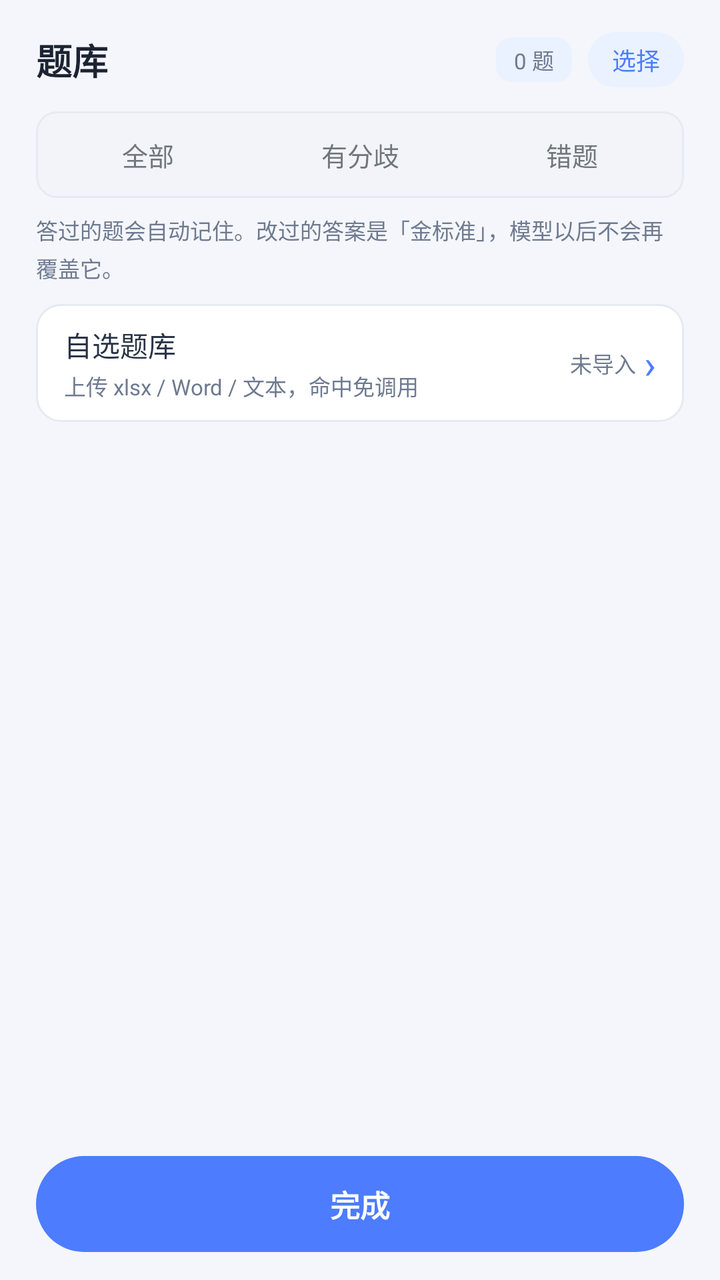
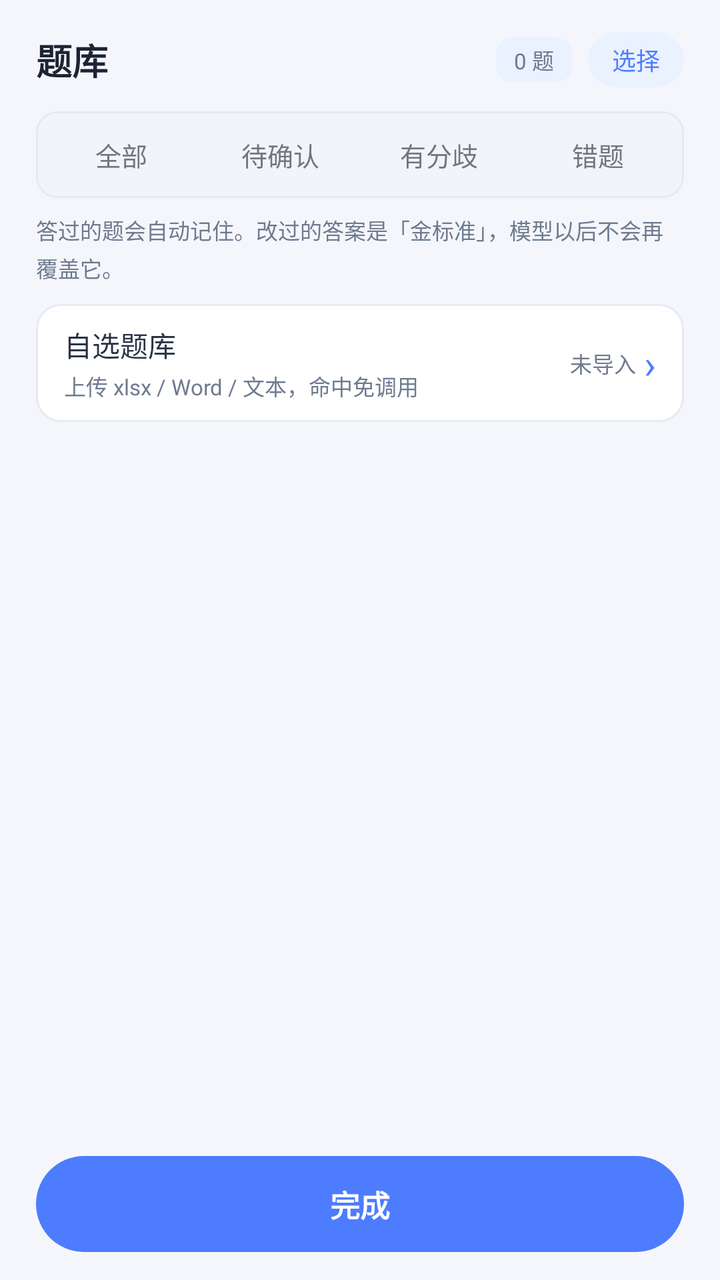

Compare the two renders of this Android layout. The source of the first and the diff that turns it into the second are given below.
<!-- AndroidManifest.xml: application theme AppTheme -->
<!-- res/layout/dialog_bank.xml -->
<?xml version="1.0" encoding="utf-8"?>
<LinearLayout xmlns:android="http://schemas.android.com/apk/res/android"
    android:layout_width="match_parent"
    android:layout_height="match_parent"
    android:orientation="vertical"
    android:paddingStart="18dp"
    android:paddingTop="16dp"
    android:paddingEnd="18dp"
    android:paddingBottom="14dp">

    <LinearLayout
        android:layout_width="match_parent"
        android:layout_height="wrap_content"
        android:gravity="center_vertical"
        android:orientation="horizontal">

        <TextView
            android:layout_width="0dp"
            android:layout_height="wrap_content"
            android:layout_weight="1"
            android:text="题库"
            android:textColor="@color/text_primary"
            android:textSize="18sp"
            android:textStyle="bold" />

        <TextView
            android:id="@+id/tvBankCount"
            android:layout_width="wrap_content"
            android:layout_height="wrap_content"
            android:background="@drawable/badge_bg"
            android:paddingStart="9dp"
            android:paddingTop="3dp"
            android:paddingEnd="9dp"
            android:paddingBottom="3dp"
            android:text="0 题"
            android:textColor="@color/text_hint"
            android:textSize="11sp" />

        
        <TextView
            android:id="@+id/btnBankSelect"
            android:layout_width="wrap_content"
            android:layout_height="wrap_content"
            android:layout_marginStart="8dp"
            android:background="@drawable/pill_soft"
            android:clickable="true"
            android:focusable="true"
            android:paddingStart="12dp"
            android:paddingTop="5dp"
            android:paddingEnd="12dp"
            android:paddingBottom="5dp"
            android:text="选择"
            android:textColor="@color/primary"
            android:textSize="12sp" />
    </LinearLayout>

    
    <LinearLayout
        android:layout_width="match_parent"
        android:layout_height="wrap_content"
        android:layout_marginTop="12dp"
        android:background="@drawable/seg_group"
        android:orientation="horizontal"
        android:padding="3dp">

        <TextView
            android:id="@+id/segAll"
            style="@style/SegmentItem"
            android:text="全部" />

        <TextView
            android:id="@+id/segConflict"
            style="@style/SegmentItem"
            android:text="有分歧" />

        <TextView
            android:id="@+id/segWrong"
            style="@style/SegmentItem"
            android:text="错题" />
    </LinearLayout>

    <TextView
        android:id="@+id/tvBankHint"
        android:layout_width="match_parent"
        android:layout_height="wrap_content"
        android:layout_marginTop="8dp"
        android:lineSpacingExtra="3dp"
        android:text="答过的题会自动记住。改过的答案是「金标准」，模型以后不会再覆盖它。"
        android:textColor="@color/text_hint"
        android:textSize="11sp" />

    
    <LinearLayout
        android:id="@+id/btnSelfBankEntry"
        android:layout_width="match_parent"
        android:layout_height="wrap_content"
        android:layout_marginTop="10dp"
        android:background="@drawable/model_item_bg"
        android:clickable="true"
        android:focusable="true"
        android:gravity="center_vertical"
        android:orientation="horizontal"
        android:paddingStart="14dp"
        android:paddingTop="10dp"
        android:paddingEnd="14dp"
        android:paddingBottom="10dp">

        <LinearLayout
            android:layout_width="0dp"
            android:layout_height="wrap_content"
            android:layout_weight="1"
            android:orientation="vertical">

            <TextView
                android:layout_width="wrap_content"
                android:layout_height="wrap_content"
                android:text="自选题库"
                android:textColor="@color/text_body"
                android:textSize="14sp" />

            <TextView
                android:layout_width="match_parent"
                android:layout_height="wrap_content"
                android:layout_marginTop="2dp"
                android:ellipsize="end"
                android:maxLines="1"
                android:text="上传 xlsx / Word / 文本，命中免调用"
                android:textColor="@color/text_hint"
                android:textSize="11sp" />
        </LinearLayout>

        <TextView
            android:id="@+id/tvSelfEntryCount"
            android:layout_width="wrap_content"
            android:layout_height="wrap_content"
            android:layout_marginStart="8dp"
            android:text="未导入"
            android:textColor="@color/text_hint"
            android:textSize="11sp" />

        <TextView
            android:layout_width="wrap_content"
            android:layout_height="wrap_content"
            android:layout_marginStart="4dp"
            android:text="›"
            android:textColor="@color/primary"
            android:textSize="20sp" />
    </LinearLayout>

    <ScrollView
        android:layout_width="match_parent"
        android:layout_height="0dp"
        android:layout_marginTop="8dp"
        android:layout_weight="1"
        android:scrollbars="none">

        <LinearLayout
            android:layout_width="match_parent"
            android:layout_height="wrap_content"
            android:orientation="vertical">

            <LinearLayout
                android:id="@+id/boxBank"
                android:layout_width="match_parent"
                android:layout_height="wrap_content"
                android:orientation="vertical" />

            <TextView
                android:id="@+id/tvBankEmpty"
                android:layout_width="match_parent"
                android:layout_height="wrap_content"
                android:gravity="center"
                android:lineSpacingExtra="4dp"
                android:paddingTop="36dp"
                android:paddingBottom="36dp"
                android:text="这里还是空的\n刷几道题后，答过的题会自动进来"
                android:textColor="@color/text_hint"
                android:textSize="12sp"
                android:visibility="gone" />
        </LinearLayout>
    </ScrollView>

    
    <TextView
        android:id="@+id/tvUndoBar"
        android:layout_width="match_parent"
        android:layout_height="wrap_content"
        android:layout_marginTop="8dp"
        android:background="@drawable/pill_soft"
        android:clickable="true"
        android:focusable="true"
        android:gravity="center"
        android:paddingTop="10dp"
        android:paddingBottom="10dp"
        android:textColor="@color/primary"
        android:textSize="12sp"
        android:visibility="gone" />

    
    <LinearLayout
        android:id="@+id/boxBankAction"
        android:layout_width="match_parent"
        android:layout_height="wrap_content"
        android:layout_marginTop="8dp"
        android:orientation="horizontal"
        android:visibility="gone">

        <TextView
            android:id="@+id/btnBankAll"
            style="@style/GhostButton"
            android:text="全选本页" />

        <TextView
            android:id="@+id/btnBankDelete"
            style="@style/GhostButton"
            android:layout_marginStart="8dp"
            android:text="删除所选"
            android:textColor="@color/danger" />
    </LinearLayout>

    <Button
        android:id="@+id/btnCloseBank"
        style="@style/PrimaryButton"
        android:layout_marginTop="10dp"
        android:text="完成" />
</LinearLayout>
<!-- resources referenced by this layout -->
<resources>
  <color name="danger">#B42318</color>
  <color name="primary">#4D7CFE</color>
  <color name="text_body">#2A3446</color>
  <color name="text_hint">#6E7A90</color>
  <color name="text_primary">#1C2333</color>
  <!-- drawable badge_bg (drawable) -->
  <?xml version="1.0" encoding="utf-8"?>
  <shape xmlns:android="http://schemas.android.com/apk/res/android" android:shape="rectangle">
      <solid android:color="@color/brand_soft" />
      <corners android:radius="8dp" />
  </shape>
  <!-- drawable pill_soft (drawable) -->
  <?xml version="1.0" encoding="utf-8"?>
  <ripple xmlns:android="http://schemas.android.com/apk/res/android"
      android:color="@color/brand_ripple">
      <item>
          <shape android:shape="rectangle">
              <solid android:color="@color/primary_soft" />
              <corners android:radius="100dp" />
          </shape>
      </item>
  </ripple>
  <!-- drawable seg_group (drawable) -->
  <?xml version="1.0" encoding="utf-8"?>
  <shape xmlns:android="http://schemas.android.com/apk/res/android" android:shape="rectangle">
      <solid android:color="@color/bg_field" />
      <corners android:radius="10dp" />
      <stroke android:width="1dp" android:color="@color/stroke" />
  </shape>
  <style name="GhostButton">
          <item name="android:layout_width">0dp</item>
          <item name="android:layout_height">48dp</item>
          <item name="android:layout_weight">1</item>
          <item name="android:background">@drawable/card_tap</item>
          <item name="android:gravity">center</item>
          <item name="android:textColor">@color/text_body</item>
          <item name="android:textSize">14sp</item>
          <item name="android:clickable">true</item>
          <item name="android:focusable">true</item>
      </style>
  <style name="SegmentItem">
          <item name="android:layout_width">0dp</item>
          <item name="android:layout_height">wrap_content</item>
          <item name="android:layout_weight">1</item>
          <item name="android:gravity">center</item>
          <item name="android:paddingTop">9dp</item>
          <item name="android:paddingBottom">9dp</item>
          <item name="android:textSize">13sp</item>
      </style>
  <color name="brand_soft">#EAF1FF</color>
  <color name="primary_soft">#EAF1FF</color>
  <color name="stroke">#E6EAF2</color>
  <color name="brand_ripple">#1A4D7CFE</color>
  <color name="bg_field">#F2F4F9</color>
  <!-- drawable card_tap (drawable) -->
  <?xml version="1.0" encoding="utf-8"?>
  <ripple xmlns:android="http://schemas.android.com/apk/res/android"
      android:color="@color/brand_ripple">
      <item>
          <shape android:shape="rectangle">
              <solid android:color="@color/bg_card" />
              <corners android:radius="16dp" />
          </shape>
      </item>
  </ripple>
  <!-- drawable btn_primary (drawable) -->
  <?xml version="1.0" encoding="utf-8"?>
  <selector xmlns:android="http://schemas.android.com/apk/res/android">
      <item android:state_pressed="true">
          <shape android:shape="rectangle">
              <solid android:color="@color/primary_deep" />
              <corners android:radius="24dp" />
          </shape>
      </item>
      <item>
          <shape android:shape="rectangle">
              <solid android:color="@color/primary" />
              <corners android:radius="24dp" />
          </shape>
      </item>
  </selector>
  <color name="bg_page">#F4F6FB</color>
  <color name="brand">#4D7CFE</color>
  <color name="bg_card">#FFFFFF</color>
  <color name="primary_deep">#2F5FE0</color>
  <!-- unchanged entries left out for length: 3 -->
</resources>

<!-- the commit's change to res/layout/dialog_bank.xml (unified diff, before → after) -->
@@ -69,6 +69,11 @@
             android:text="全部" />
 
         <TextView
+            android:id="@+id/segPending"
+            style="@style/SegmentItem"
+            android:text="待确认" />
+
+        <TextView
             android:id="@+id/segConflict"
             style="@style/SegmentItem"
             android:text="有分歧" />
@@ -211,6 +216,13 @@
             android:text="全选本页" />
 
         <TextView
+            android:id="@+id/btnBankConfirm"
+            style="@style/GhostButton"
+            android:layout_marginStart="8dp"
+            android:text="确认所选"
+            android:textColor="@color/primary_deep" />
+
+        <TextView
             android:id="@+id/btnBankDelete"
             style="@style/GhostButton"
             android:layout_marginStart="8dp"
